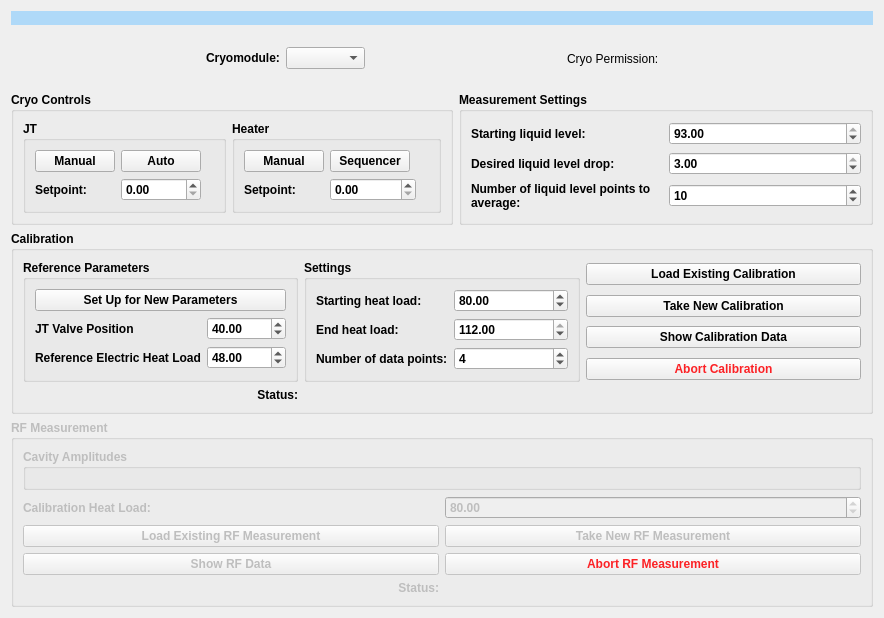
Old version of the form q0.ui in the repository ssoham/Q0Measurement.
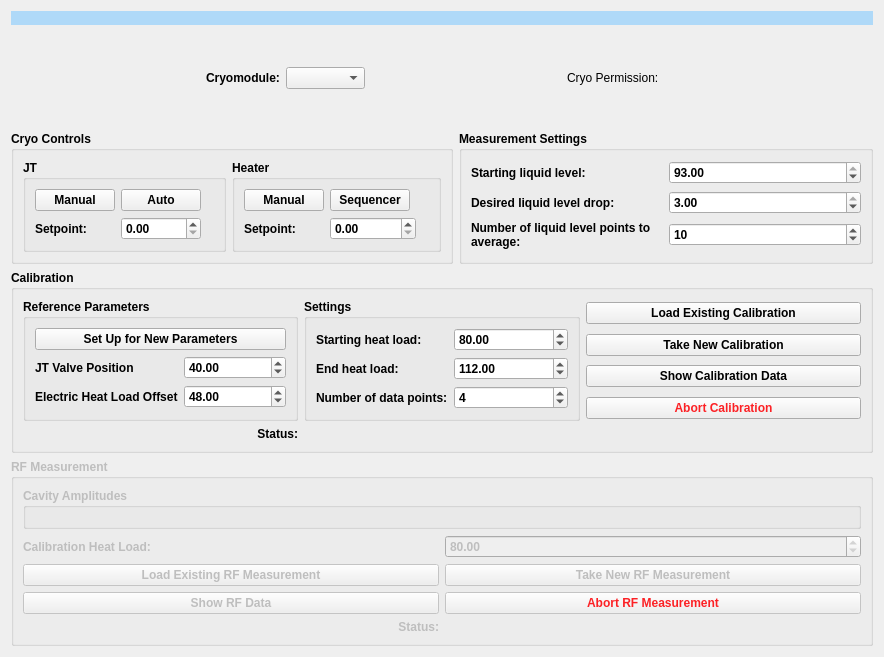
New version of the form. Custom widgets are drawn as their Qt base class.

Diff of the .ui file:
```diff
--- a/q0.ui
+++ b/q0.ui
@@ -7,7 +7,7 @@
     <x>0</x>
     <y>0</y>
     <width>884</width>
-    <height>618</height>
+    <height>657</height>
    </rect>
   </property>
   <property name="windowTitle">
@@ -471,7 +471,7 @@
          <item row="2" column="0">
           <widget class="QLabel" name="label_2">
            <property name="text">
-            <string>Reference Electric Heat Load</string>
+            <string>Electric Heat Load Offset</string>
            </property>
           </widget>
          </item>
@@ -561,7 +561,7 @@
             <double>24.000000000000000</double>
            </property>
            <property name="maximum">
-            <double>112.000000000000000</double>
+            <double>160.000000000000000</double>
            </property>
            <property name="value">
             <double>112.000000000000000</double>
```
